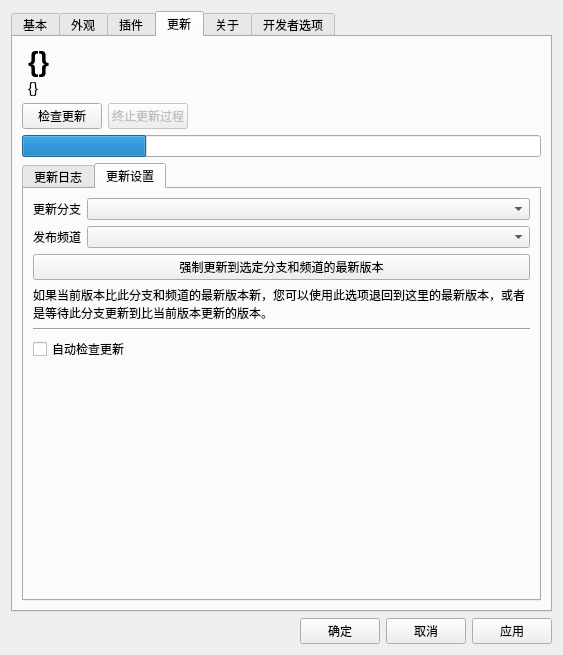
Qt form UISource/settings.ui (HelloWRC/W-DesktopCountdown) before a commit.
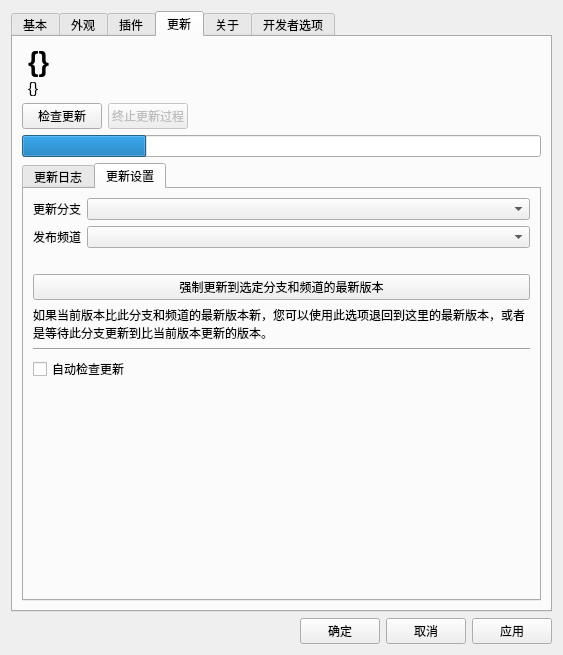
The same form after that commit. The open tabs and pages were chosen to show the change. Icons and pictures are not drawn.

Commit message: 设置界面优化

Patch:
```diff
--- a/UISource/settings.ui
+++ b/UISource/settings.ui
@@ -575,13 +575,23 @@
             <widget class="QComboBox" name="cb_update_channel"/>
            </item>
            <item row="2" column="0" colspan="2">
+            <widget class="QLabel" name="lb_channel_info">
+             <property name="text">
+              <string/>
+             </property>
+             <property name="wordWrap">
+              <bool>true</bool>
+             </property>
+            </widget>
+           </item>
+           <item row="3" column="0" colspan="2">
             <widget class="QPushButton" name="btn_force_update">
              <property name="text">
               <string>强制更新到选定分支和频道的最新版本</string>
              </property>
             </widget>
            </item>
-           <item row="3" column="0" colspan="2">
+           <item row="4" column="0" colspan="2">
             <widget class="QLabel" name="label_7">
              <property name="text">
               <string>如果当前版本比此分支和频道的最新版本新，您可以使用此选项退回到这里的最新版本，或者是等待此分支更新到比当前版本更新的版本。</string>
@@ -591,7 +601,7 @@
              </property>
             </widget>
            </item>
-           <item row="4" column="0" colspan="2">
+           <item row="5" column="0" colspan="2">
             <widget class="Line" name="line">
              <property name="minimumSize">
               <size>
@@ -604,7 +614,7 @@
              </property>
             </widget>
            </item>
-           <item row="5" column="0" colspan="2">
+           <item row="6" column="0" colspan="2">
             <widget class="QCheckBox" name="cb_auto_check_update">
              <property name="text">
               <string>自动检查更新</string>
```
Left out of the diff: 8 changed lines with no effect on the pictures. The commit also changes 3 other files.
